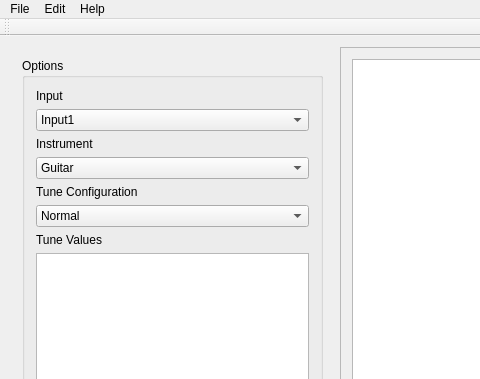
First picture: the form in tuner/tuner.ui, repository spopkin/music-tools, before the edit; both pictures show x 0 to 480 and y 0 to 379 of the 674 by 471 pixel window.
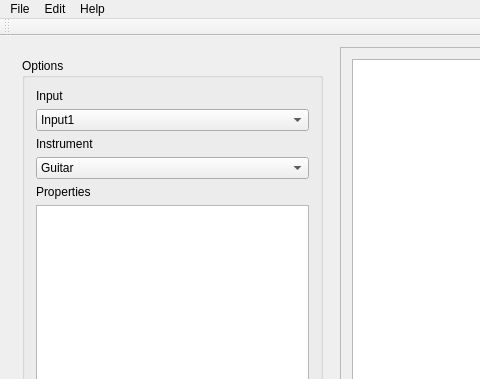
Second picture: the form after the edit.

Diff of the .ui file:
```diff
--- a/tuner/tuner.ui
+++ b/tuner/tuner.ui
@@ -74,26 +74,10 @@
             </item>
            </widget>
           </item>
-          <item>
-           <widget class="QLabel" name="label">
-            <property name="text">
-             <string>Tune Configuration</string>
-            </property>
-           </widget>
-          </item>
-          <item>
-           <widget class="QComboBox" name="comboBox_2">
-            <item>
-             <property name="text">
-              <string>Normal</string>
-             </property>
-            </item>
-           </widget>
-          </item>
           <item>
            <widget class="QLabel" name="label_4">
             <property name="text">
-             <string>Tune Values</string>
+             <string>Properties</string>
             </property>
            </widget>
           </item>
```
Left out of the diff: 6 changed lines with no effect on the pictures.
